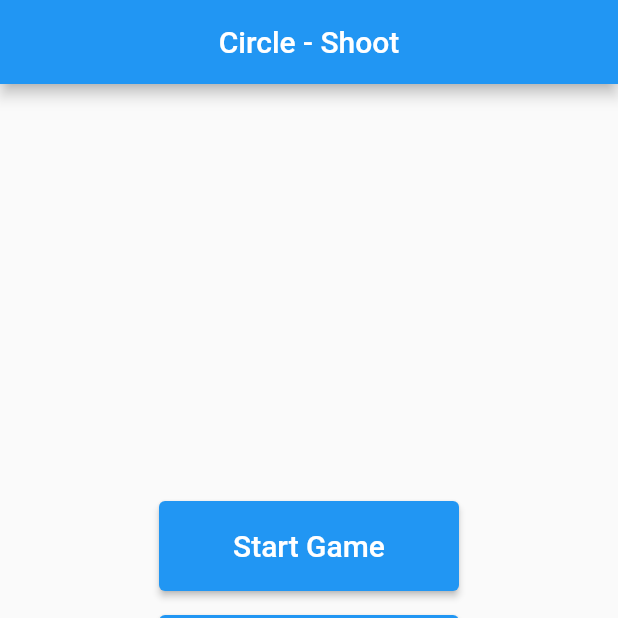
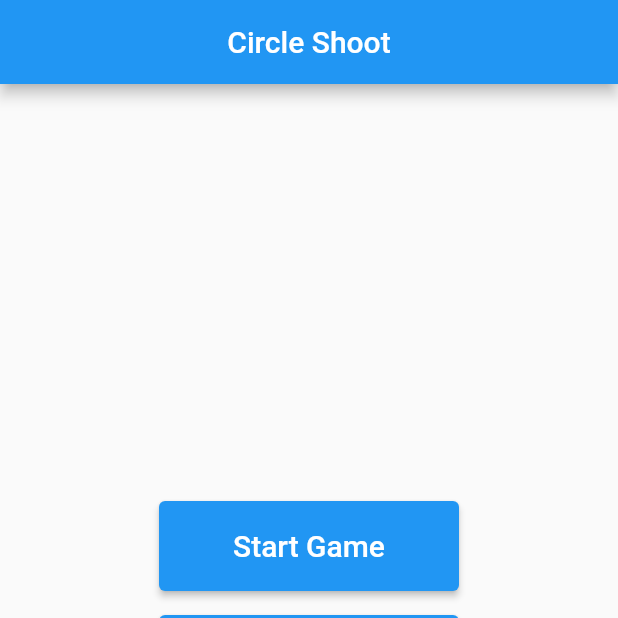
Before and after one commit to LukasAxelborn/CircleShoot, a Flutter app: the screen it shows after launch, on a phone screen of 412 x 824 dp, the top half of it. Run offline on Flutter 3.47's test engine with Material 2 defaults, Android fonts, the phone set to English and light mode, and no system bars; our stand-ins replace shared_preferences; missing offline and left inert: flame.

Commit message:
test push now

```diff
--- a/lib/start_menu.dart
+++ b/lib/start_menu.dart
@@ -45,7 +45,7 @@ class _StartMenuState extends State<StartMenu> with WidgetsBindingObserver {
         title: Row(
           mainAxisAlignment: MainAxisAlignment.center,
           children: const [
-            Text('Circle - Shoot'),
+            Text('Circle Shoot'),
           ],
         ),
       ),
```
